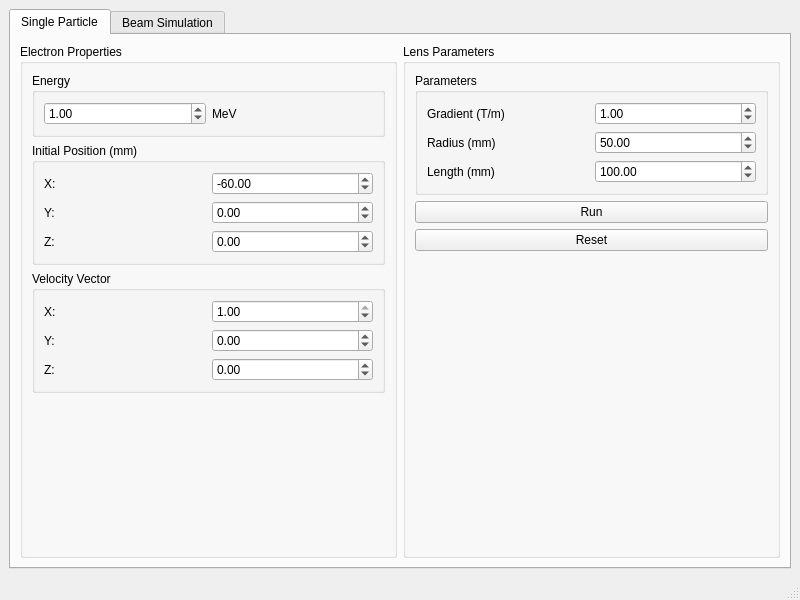
First picture: the form in ui/mainWindow.ui, repository OlegSkazatov/QuadrupoleLens, before the edit.
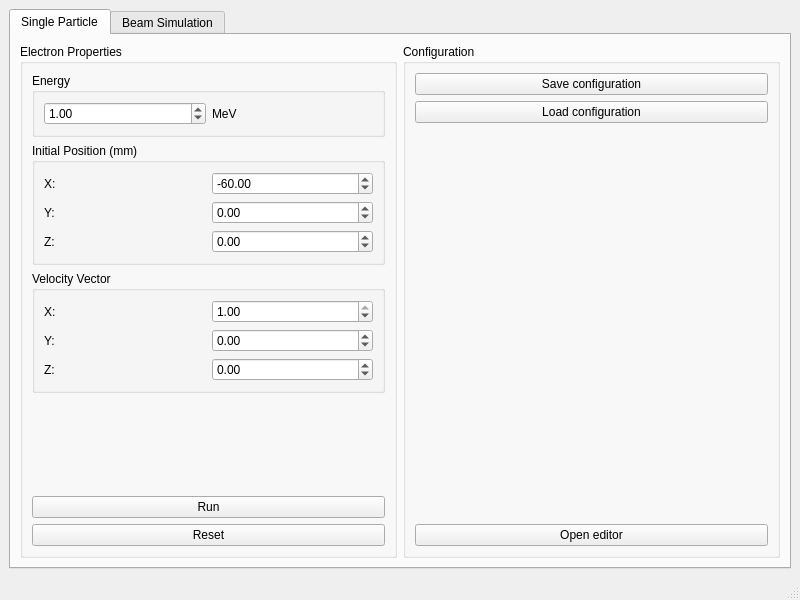
Second picture: the form after the edit. The open tabs and pages were chosen to show the change.

Commit message: Change ui for editor integration, implement some editor functionality

What changed in the file:
```diff
--- a/ui/mainWindow.ui
+++ b/ui/mainWindow.ui
@@ -217,97 +217,42 @@
              </property>
             </spacer>
            </item>
+           <item>
+            <widget class="QPushButton" name="runButton">
+             <property name="text">
+              <string>Run</string>
+             </property>
+            </widget>
+           </item>
+           <item>
+            <widget class="QPushButton" name="resetButton">
+             <property name="text">
+              <string>Reset</string>
+             </property>
+            </widget>
+           </item>
           </layout>
          </widget>
         </item>
         <item>
          <widget class="QGroupBox" name="lensGroup">
           <property name="title">
-           <string>Lens Parameters</string>
+           <string>Configuration</string>
           </property>
           <layout class="QVBoxLayout" name="verticalLayout_2">
-           <item>
-            <widget class="QGroupBox" name="groupBox">
-             <property name="title">
-              <string>Parameters</string>
-             </property>
-             <layout class="QGridLayout" name="gridLayout_3">
-              <item row="0" column="0">
-               <widget class="QLabel" name="label_8">
-                <property name="text">
-                 <string>Gradient (T/m)</string>
-                </property>
-               </widget>
-              </item>
-              <item row="0" column="1">
-               <widget class="QDoubleSpinBox" name="gradientSpinBox">
-                <property name="minimum">
-                 <double>0.010000000000000</double>
-                </property>
-                <property name="maximum">
-                 <double>1000.000000000000000</double>
-                </property>
-                <property name="value">
-                 <double>1.000000000000000</double>
-                </property>
-               </widget>
-              </item>
-              <item row="1" column="0">
-               <widget class="QLabel" name="label_9">
-                <property name="text">
-                 <string>Radius (mm)</string>
-                </property>
-               </widget>
-              </item>
-              <item row="1" column="1">
-               <widget class="QDoubleSpinBox" name="radiusSpinBox">
-                <property name="minimum">
-                 <double>0.000000000000000</double>
-                </property>
-                <property name="maximum">
-                 <double>10000.000000000000000</double>
-                </property>
-                <property name="value">
-                 <double>50.000000000000000</double>
-                </property>
-               </widget>
-              </item>
-              <item row="2" column="0">
-               <widget class="QLabel" name="label_10">
-                <property name="text">
-                 <string>Length (mm)</string>
-                </property>
-               </widget>
-              </item>
-              <item row="2" column="1">
-               <widget class="QDoubleSpinBox" name="lengthSpinBox">
-                <property name="minimum">
-                 <double>0.000000000000000</double>
-                </property>
-                <property name="maximum">
-                 <double>10000.000000000000000</double>
-                </property>
-                <property name="value">
-                 <double>100.000000000000000</double>
-                </property>
-               </widget>
-              </item>
-             </layout>
-            </widget>
-           </item>
            <item>
             <layout class="QVBoxLayout" name="verticalLayout_3">
              <item>
-              <widget class="QPushButton" name="runButton">
+              <widget class="QPushButton" name="saveButton">
                <property name="text">
-                <string>Run</string>
+                <string>Save configuration</string>
                </property>
               </widget>
              </item>
              <item>
-              <widget class="QPushButton" name="resetButton">
+              <widget class="QPushButton" name="loadButton">
                <property name="text">
-                <string>Reset</string>
+                <string>Load configuration</string>
                </property>
               </widget>
              </item>
@@ -324,6 +269,13 @@
                </property>
               </spacer>
              </item>
+             <item>
+              <widget class="QPushButton" name="openEditorButton">
+               <property name="text">
+                <string>Open editor</string>
+               </property>
+              </widget>
+             </item>
             </layout>
            </item>
           </layout>
@@ -687,6 +639,36 @@
              </layout>
             </widget>
            </item>
+           <item>
+            <widget class="QGroupBox" name="groupBox">
+             <property name="title">
+              <string>Configuration</string>
+             </property>
+             <layout class="QVBoxLayout" name="verticalLayout_6">
+              <item>
+               <widget class="QPushButton" name="beamSaveButton">
+                <property name="text">
+                 <string>Save configuration</string>
+                </property>
+               </widget>
+              </item>
+              <item>
+               <widget class="QPushButton" name="beamLoadButton">
+                <property name="text">
+                 <string>Load configuration</string>
+                </property>
+               </widget>
+              </item>
+              <item>
+               <widget class="QPushButton" name="beamOpenEditorButton">
+                <property name="text">
+                 <string>Open editor</string>
+                </property>
+               </widget>
+              </item>
+             </layout>
+            </widget>
+           </item>
            <item>
             <spacer name="verticalSpacer_4">
              <property name="orientation">
```
Left out of the diff: 2 changed lines with no effect on the pictures. The commit also changes 3 other files.
